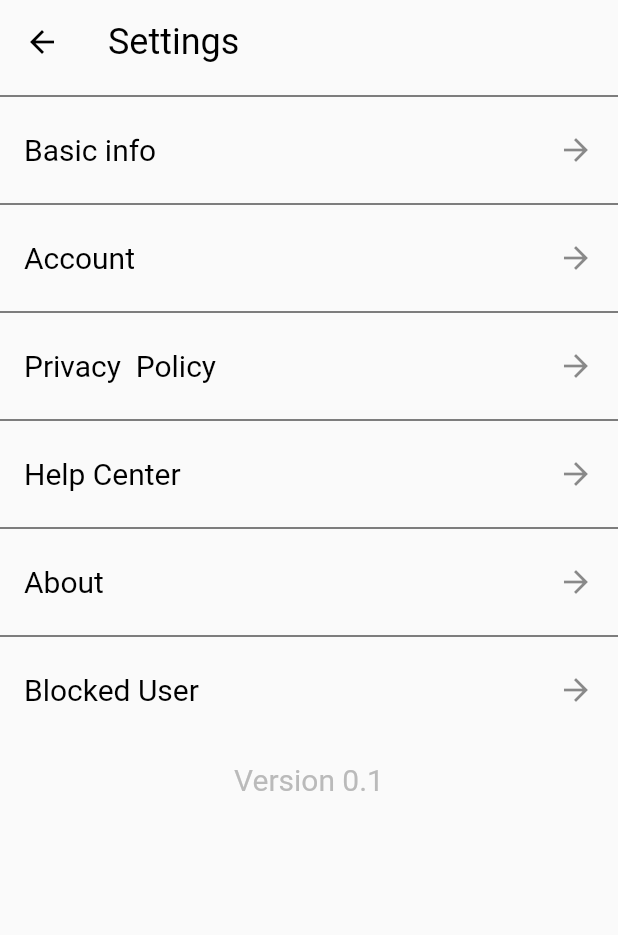
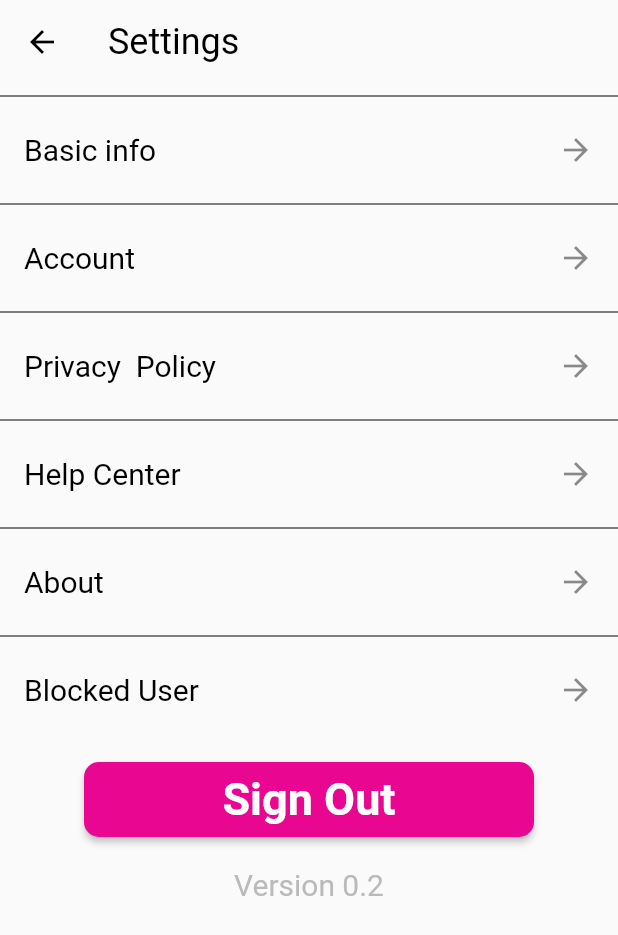
Before and after one commit to CAPT1998/MatchMingle, a Flutter app: the SettingScreen screen opened directly, on a phone screen of 412 x 824 dp. Shown: the top 935 px of the screen. Run offline on Flutter 3.47's test engine with Material 2 defaults, Android fonts, the phone set to English and light mode, and no system bars; drawn by our look-alikes of rounded_loading_button; our stand-ins replace another_flushbar, cloud_firestore, dio, emoji_picker_flutter, firebase_auth, firebase_core and 10 more; missing offline and left inert: flutter_facebook_auth, flutter_stripe, record, swipable_stack, voice_message_package; accounts and stored records are empty.

Commit message:
16-july-2023

```diff
--- a/lib/Screens/Setting/SettingScreen.dart
+++ b/lib/Screens/Setting/SettingScreen.dart
@@ -1,4 +1,8 @@
 import 'package:flutter/material.dart';
+import 'package:flutter_facebook_auth/flutter_facebook_auth.dart';
+import 'package:google_sign_in/google_sign_in.dart';
+import 'package:rounded_loading_button/rounded_loading_button.dart';
+import 'package:shared_preferences/shared_preferences.dart';
 import 'package:teen_jungle/Constant.dart';
 import 'package:teen_jungle/Screens/Setting/AccountScreen.dart';
 import 'package:teen_jungle/Screens/Setting/BasicInfo.dart';
@@ -6,6 +10,7 @@ import 'package:teen_jungle/Screens/Setting/BlockUser.dart';
 import 'package:teen_jungle/Screens/Setting/InboxScreen.dart';
 import 'package:teen_jungle/Widgets/TextWidget.dart';
 
+import '../AuthScreens/LoginScreen.dart';
 import 'AboutScreen.dart';
 import 'HelpCenterScreen.dart';
 import 'PolicyScreen.dart';
@@ -20,6 +25,16 @@ class SettingScreen extends StatefulWidget {
 enum Sexuality { N, B, G, A, S }
 
 class _SettingScreenState extends State<SettingScreen> {
+  RoundedLoadingButtonController buttonController =
+      RoundedLoadingButtonController();
+  final GoogleSignIn _googleSignIn = GoogleSignIn(
+    scopes: ['email'],
+  );
+  Future<void> clearSharedPreferences() async {
+    SharedPreferences preferences = await SharedPreferences.getInstance();
+    await preferences.clear();
+  }
+
   Sexuality Liveare = Sexuality.N;
   @override
   Widget build(BuildContext context) {
@@ -168,8 +183,34 @@ class _SettingScreenState extends State<SettingScreen> {
             SizedBox(
               height: 20,
             ),
+            RoundedLoadingButton(
+              controller: buttonController,
+              borderRadius: 10,
+              color: pinkColor,
+              onPressed: () async {
+                clearSharedPreferences();
+                await _googleSignIn.disconnect();
+                await FacebookAuth.instance.logOut();
+
+                Navigator.pushAndRemoveUntil(
+                  context,
+                  MaterialPageRoute(builder: (context) => LoginScreen()),
+                  (route) => false,
+                );
+
+                buttonController.reset();
+              },
+              child: TextWidget(
+                title: "Sign Out",
+                size: 30,
+                color: Colors.white,
+              ),
+            ),
+            SizedBox(
+              height: 20,
+            ),
             TextWidget(
-                title: "Version 0.1",
+                title: "Version 0.2",
                 size: 20,
                 fontWeight: FontWeight.w400,
                 color: greyColor),
```
Also changed, not shown: lib/Provider/auth_provider.dart (+9 -1 lines), lib/Screens/AuthScreens/UploadPhotoScreen.dart (+15 -1 lines), 2 other files.
